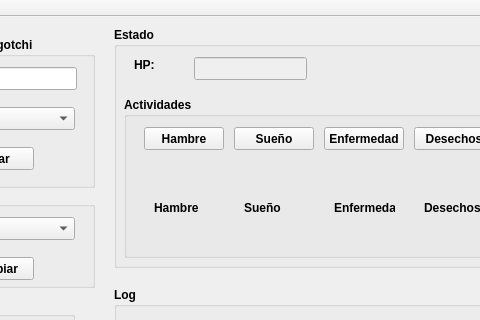
First picture: the form in mainwindow.ui, repository Raimmaster/TamagotchiFarm, before the edit; both pictures show x 116 to 596 and y 0 to 320 of the 690 by 477 pixel window.
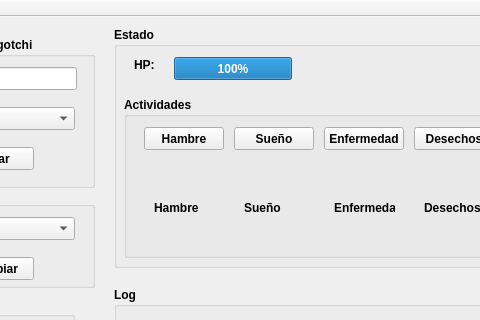
Second picture: the form after the edit.

Commit message: Repainting labels for activity stacks

Diff of the .ui file:
```diff
--- a/mainwindow.ui
+++ b/mainwindow.ui
@@ -196,25 +196,6 @@
       <string>HP:</string>
      </property>
     </widget>
-    <widget class="QLineEdit" name="lHp">
-     <property name="enabled">
-      <bool>false</bool>
-     </property>
-     <property name="geometry">
-      <rect>
-       <x>80</x>
-       <y>30</y>
-       <width>113</width>
-       <height>23</height>
-      </rect>
-     </property>
-     <property name="font">
-      <font>
-       <weight>50</weight>
-       <bold>false</bold>
-      </font>
-     </property>
-    </widget>
     <widget class="QGroupBox" name="gActividades">
      <property name="geometry">
       <rect>
@@ -332,6 +313,19 @@
       </property>
      </widget>
     </widget>
+    <widget class="QProgressBar" name="pbHealth">
+     <property name="geometry">
+      <rect>
+       <x>60</x>
+       <y>30</y>
+       <width>118</width>
+       <height>23</height>
+      </rect>
+     </property>
+     <property name="value">
+      <number>100</number>
+     </property>
+    </widget>
    </widget>
    <widget class="QGroupBox" name="gCoins">
     <property name="geometry">
```
The commit also changes 4 other files.
